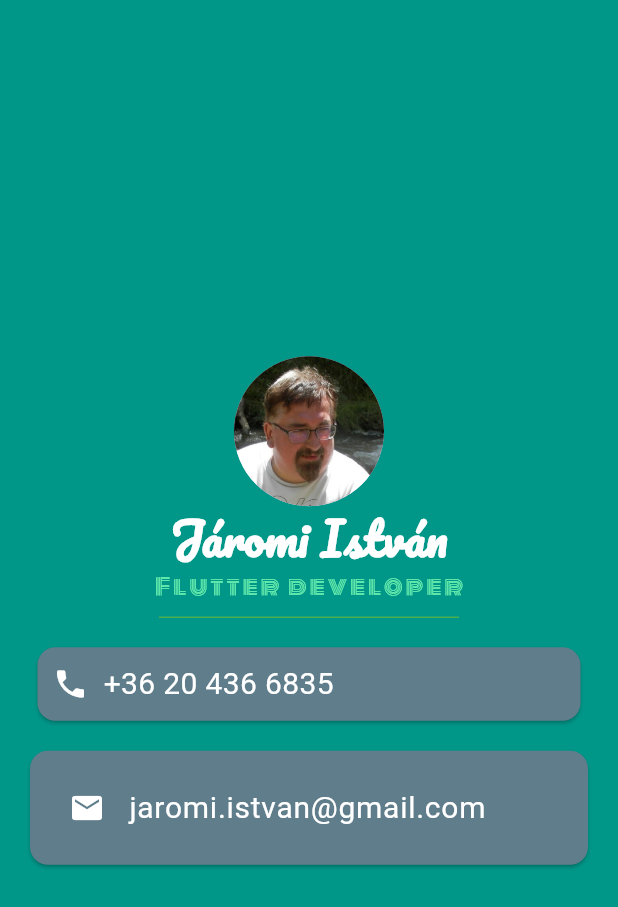
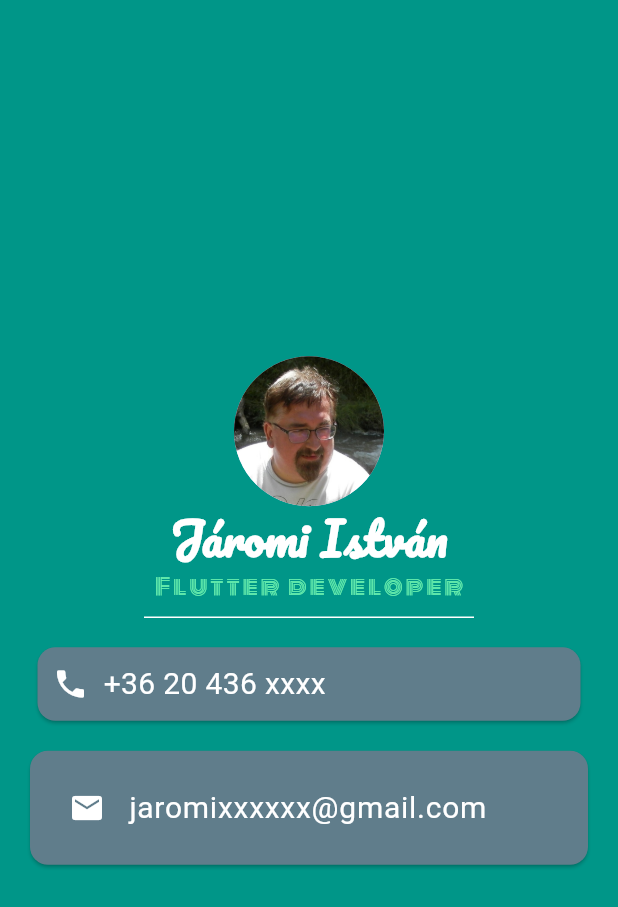
Before and after one commit to jepisti/nevjegykartya, a Flutter app: the screen it shows after launch, on a phone screen of 412 x 824 dp. Shown: the top 907 px of the screen. Run offline on Flutter 3.47's test engine with Material 2 defaults, Android fonts, the light colour scheme and no system bars.

Commit message:
Alignment and etc.

```diff
--- a/lib/main.dart
+++ b/lib/main.dart
@@ -48,9 +48,9 @@ class MyApp extends StatelessWidget {
               ),
               SizedBox(
                 height: 20.0,
-                width: 200.0,
+                width: 220.0,
                 child: Divider(
-                  color: Colors.green,
+                  color: Colors.white,
                 ),
               ),
               Card(
@@ -72,7 +72,7 @@ class MyApp extends StatelessWidget {
                         width: 10.0,
                       ),
                       Text(
-                        '+36 20 436 6835',
+                        '+36 20 436 xxxx',
                         style: TextStyle(
                           color: Colors.white,
                           fontSize: 20.0,
@@ -97,7 +97,7 @@ class MyApp extends StatelessWidget {
                       color: Colors.white,
                     ),
                     title: Text(
-                      'jaromi.istvan@gmail.com',
+                      'jaromixxxxxx@gmail.com',
                       style: TextStyle(
                         color: Colors.white,
                         fontSize: 20.0,
```
